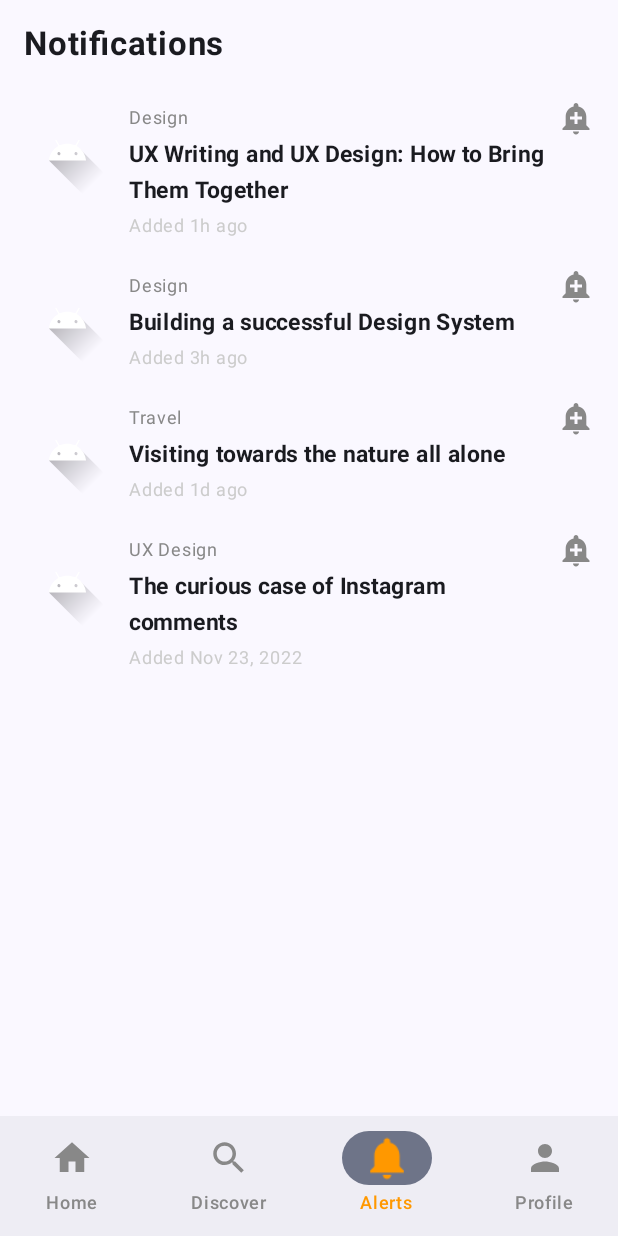
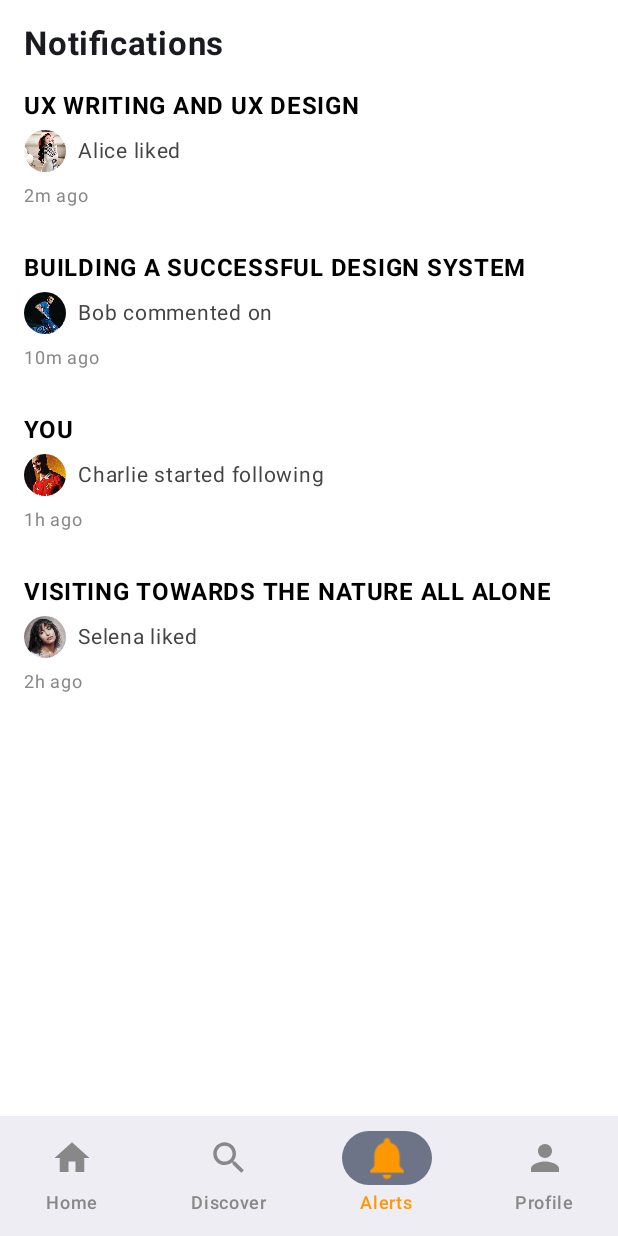
Before and after one commit to JackSkyVN/Wordpress_Client_USTH, an Android app built with Jetpack Compose: the notifications screen opened through its navigation route, on a phone screen of 412 x 824 dp. Run offline under Robolectric (Android 15) with nearby library versions, the phone set to English and light mode, and no system bars.

Commit message:
lan 3 noti

```diff
--- a/app/src/main/AndroidManifest.xml
+++ b/app/src/main/AndroidManifest.xml
@@ -25,7 +25,6 @@
 
 
         </activity>
-        <activity android:name=".ui.notification.Alert"/>
 
     </application>
 
--- a/app/src/main/java/com/example/wordpressclient/ui/notification/Alert.kt
+++ b/app/src/main/java/com/example/wordpressclient/ui/notification/Alert.kt
@@ -1,13 +1,16 @@
 package com.example.wordpressclient.ui.notification
 
 import androidx.compose.foundation.Image
+import androidx.compose.foundation.background
 import androidx.compose.foundation.layout.*
 import androidx.compose.foundation.lazy.LazyColumn
 import androidx.compose.foundation.lazy.items
-import androidx.compose.material3.Icon
+import androidx.compose.foundation.shape.CircleShape
 import androidx.compose.material3.Text
 import androidx.compose.runtime.Composable
+import androidx.compose.ui.Alignment
 import androidx.compose.ui.Modifier
+import androidx.compose.ui.draw.clip
 import androidx.compose.ui.graphics.Color
 import androidx.compose.ui.res.painterResource
 import androidx.compose.ui.text.font.FontWeight
@@ -17,14 +20,19 @@ import com.example.wordpressclient.R
 
 @Composable
 fun Alert() {
-    val articles = listOf(
-        Article("UX Writing and UX Design: How to Bring Them Together", "Design", "Added 1h ago", R.drawable.ic_launcher_foreground),
-        Article("Building a successful Design System", "Design", "Added 3h ago", R.drawable.ic_launcher_foreground),
-        Article("Visiting towards the nature all alone", "Travel", "Added 1d ago", R.drawable.ic_launcher_foreground),
-        Article("The curious case of Instagram comments", "UX Design", "Added Nov 23, 2022", R.drawable.ic_launcher_foreground)
+    val notifications = listOf(
+        NotificationItem("Alice", "liked", "UX Writing and UX Design", "2m ago", R.drawable.alice),
+        NotificationItem("Bob", "commented on", "Building a successful Design System", "10m ago", R.drawable.bob),
+        NotificationItem("Charlie", "started following", "you", "1h ago", R.drawable.charlie),
+        NotificationItem("Selena", "liked", "Visiting towards the nature all alone", "2h ago", R.drawable.selena)
     )
 
-    Column(modifier = Modifier.fillMaxSize().padding(16.dp)) {
+    Column(
+        modifier = Modifier
+            .fillMaxSize()
+            .background(Color.White)
+            .padding(16.dp)
+    ) {
         Text(
             text = "Notifications",
             fontSize = 22.sp,
@@ -32,37 +40,50 @@ fun Alert() {
             modifier = Modifier.padding(bottom = 16.dp)
         )
 
-        LazyColumn {
-            items(articles) { article ->
-                Row(
+        LazyColumn(
+            verticalArrangement = Arrangement.spacedBy(16.dp),
+            modifier = Modifier.fillMaxSize()
+        ) {
+            items(notifications) { notif ->
+                Column(
                     modifier = Modifier
                         .fillMaxWidth()
-                        .padding(vertical = 8.dp)
+                        .padding(bottom = 8.dp)
                 ) {
-                    Image(
-                        painter = painterResource(id = article.imageRes),
-                        contentDescription = null,
-                        modifier = Modifier
-                            .size(70.dp)
-                            .padding(end = 12.dp)
+                    // 🔹 Dòng 1: Tựa đề bài viết (IN HOA + ĐẬM)
+                    Text(
+                        text = notif.target.uppercase(),
+                        fontSize = 16.sp,
+                        fontWeight = FontWeight.Bold,
+                        color = Color.Black,
+                        modifier = Modifier.padding(bottom = 4.dp)
                     )
 
-                    Column(modifier = Modifier.weight(1f)) {
-                        Text(text = article.category, fontSize = 12.sp, color = Color.Gray)
+                    // 🔹 Dòng 2: Avatar + hành động
+                    Row(
+                        verticalAlignment = Alignment.CenterVertically,
+                        modifier = Modifier.padding(bottom = 4.dp)
+                    ) {
+                        Image(
+                            painter = painterResource(id = notif.avatar),
+                            contentDescription = null,
+                            modifier = Modifier
+                                .size(28.dp)
+                                .clip(CircleShape)
+                        )
+                        Spacer(modifier = Modifier.width(8.dp))
                         Text(
-                            text = article.title,
-                            fontSize = 15.sp,
-                            fontWeight = FontWeight.Bold,
-                            maxLines = 2
+                            text = "${notif.user} ${notif.action}",
+                            fontSize = 14.sp,
+                            color = Color.DarkGray
                         )
-                        Text(text = article.time, fontSize = 12.sp, color = Color.LightGray)
                     }
 
-                    Icon(
-                        painter = painterResource(id = R.drawable.ic_bookmark_border),
-                        contentDescription = null,
-                        tint = Color.Gray,
-                        modifier = Modifier.size(24.dp)
+                    // 🔹 Dòng 3: Thời gian
+                    Text(
+                        text = notif.time,
+                        fontSize = 12.sp,
+                        color = Color.Gray
                     )
                 }
             }
--- a/app/src/main/java/com/example/wordpressclient/ui/notification/Article.kt
+++ b/app/src/main/java/com/example/wordpressclient/ui/notification/Article.kt
@@ -1,11 +1,9 @@
-
-
 package com.example.wordpressclient.ui.notification
 
-data class Article(
-    val title: String,
-    val category: String,
-    val time: String,
-    val imageRes: Int,
-    var isBookmarked: Boolean = false
+data class NotificationItem(
+    val user: String,      // tên người dùng
+    val action: String,    // hành động (liked, commented, followed)
+    val target: String,    // đối tượng (your post, your article…)
+    val time: String,      // thời gian
+    val avatar: Int        // resource id ảnh đại diện
 )
--- a/gradle/libs.versions.toml
+++ b/gradle/libs.versions.toml
@@ -1,5 +1,5 @@
 [versions]
-agp = "8.12.2"
+agp = "8.12.3"
 kotlin = "2.0.21"
 coreKtx = "1.10.1"
 junit = "4.13.2"
```
Also changed, not shown: app/src/main/java/com/example/wordpressclient/ui/notification/ArticleAdapter.kt (deleted, +0 -75 lines), app/src/main/res/drawable/alice.jpg (added), app/src/main/res/drawable/bob.jpg (added), app/src/main/res/drawable/charlie.jpg (added), app/src/main/res/drawable/selena.jpg (added).
